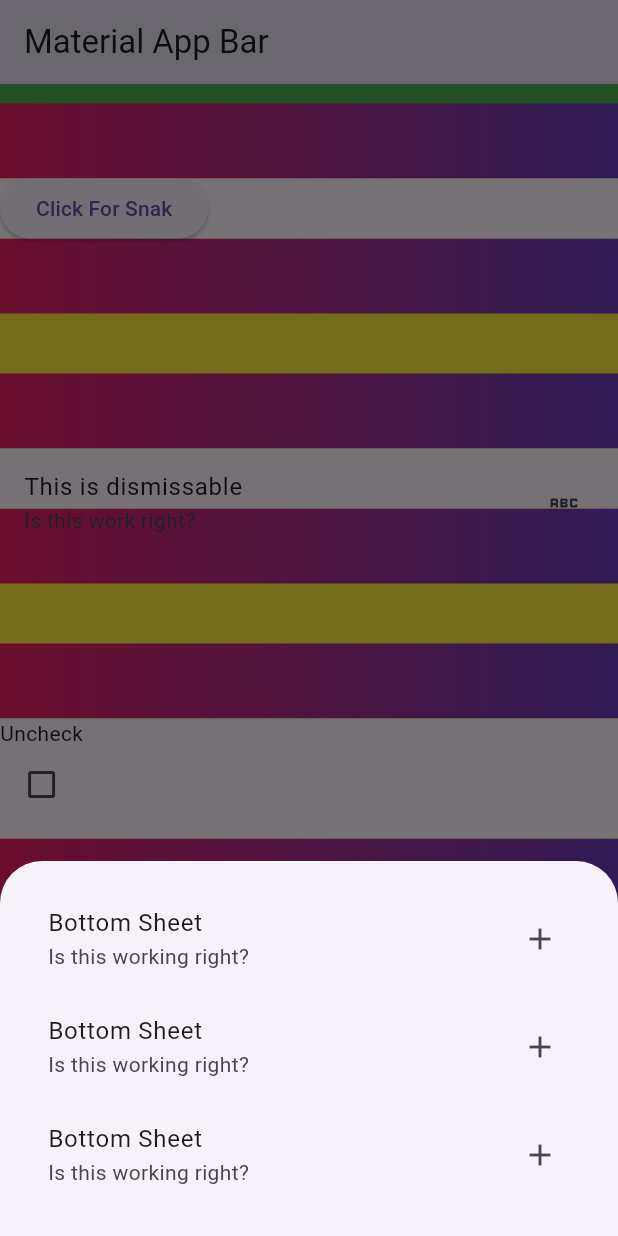
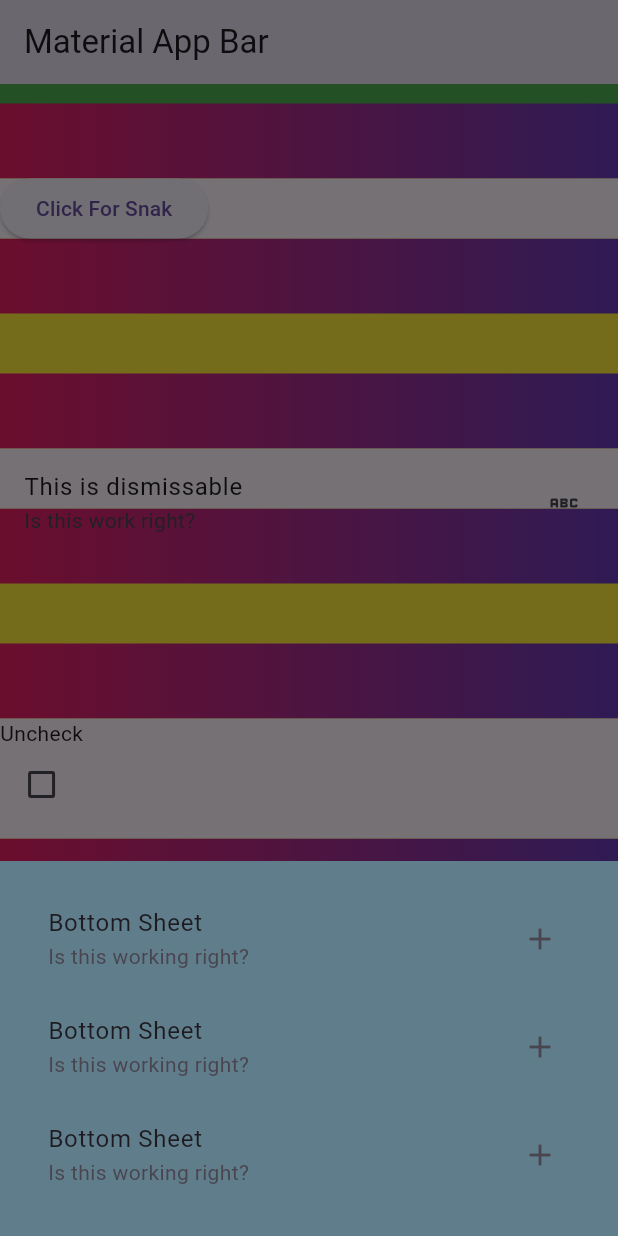
Before and after one commit to mynulyt/LiquidSwip-Slider-BottomSheet-CurvedNavBar-Switch-CheckBox-etc, a Flutter app: the screen it shows after launch, scrolled down 167 dp, after a tap on "Show Bottom Sheet", on a phone screen of 412 x 824 dp. Run offline on Flutter 3.47's test engine with Material 3 defaults, Android fonts, the phone set to English and light mode, and no system bars; drawn by our look-alikes of curved_navigation_bar; our stand-ins replace fluttertoast, liquid_swipe.

Commit message:
buttom sheet

```diff
--- a/lib/Bottom_sheet/buttom_sheet.dart
+++ b/lib/Bottom_sheet/buttom_sheet.dart
@@ -19,8 +19,10 @@ class _ButtomSheetPageState extends State<ButtomSheetPage> {
               context: context,
               builder: (context) {
                 return Container(
+                  color: Colors.blueGrey,
                   height: 250,
                   padding: const EdgeInsets.all(16),
+                  child: SingleChildScrollView(
                     child: Column(
                       mainAxisSize: MainAxisSize.min,
                       children: const [
@@ -46,6 +48,7 @@ class _ButtomSheetPageState extends State<ButtomSheetPage> {
                         ),
                       ],
                     ),
+                  ),
                 );
               },
             );
```
Lines whose indentation alone changed are shown as unchanged.
